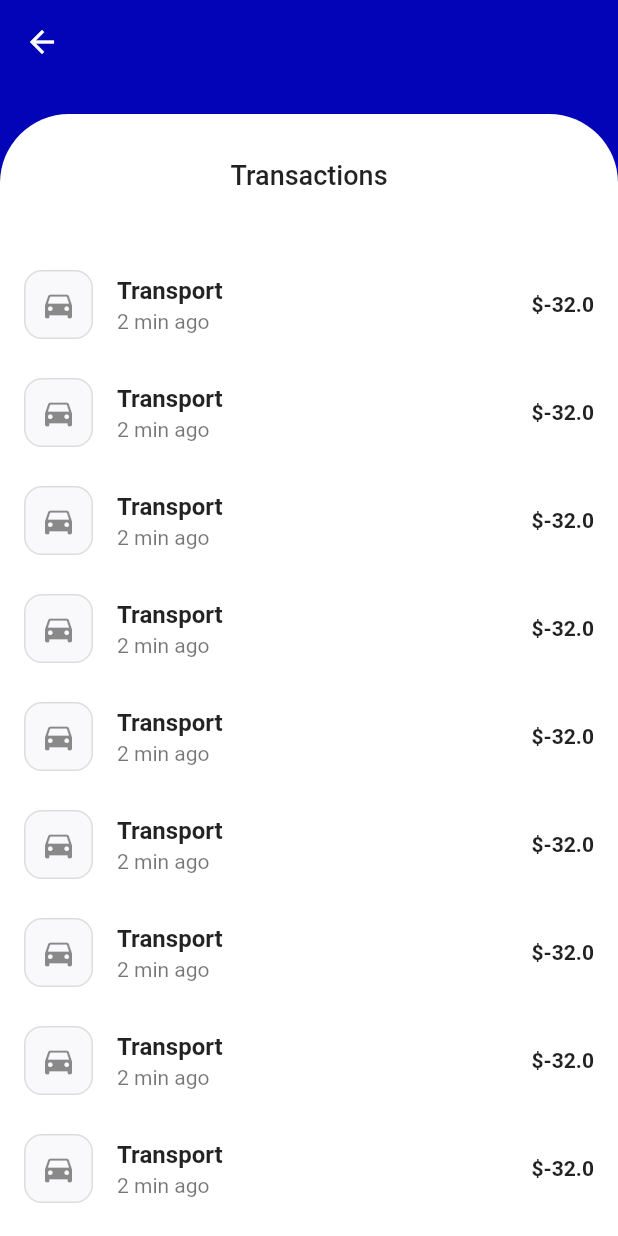
After one commit to sanchezalejandro86/money-tracker, a Flutter app: the screen it shows after launch, after a tap on "View All", on a phone screen of 412 x 824 dp. The commit adds this screen. Run offline on Flutter 3.47's test engine with Material 2 defaults, Android fonts, the phone set to English and light mode, and no system bars; our stand-ins replace flutter_speed_dial.

Commit message:
[WIP ] transactions screen

```diff
--- a/lib/screens/home_screen.dart
+++ b/lib/screens/home_screen.dart
@@ -1,4 +1,5 @@
 import 'package:financeapp/screens/add_expense_screen.dart';
+import 'package:financeapp/screens/transactions_screen.dart';
 import 'package:financeapp/widgets/credit_card.dart';
 import 'package:financeapp/widgets/transaction_tile.dart';
 import 'package:flutter/material.dart';
@@ -95,7 +96,12 @@ class _HomeScreenState extends State<HomeScreen> {
                   Text("Expenses", style: TextStyle(color: Color(0xFF51515F), fontSize: 14, fontWeight: FontWeight.w400),),
                   Container(
                     padding: EdgeInsets.all(8),
-                    child: Text("View All"),
+                    child: InkWell(
+                      child: Text("View All"),
+                      onTap: (){
+                        Navigator.push(context, MaterialPageRoute(builder: (context) => TransactionsScreen()));
+                      },
+                    ),
                     decoration: BoxDecoration(
                       borderRadius: BorderRadius.all(Radius.circular(12)),
                       border: Border.all(width: 1.0, color: Color(0xFFDDDDDD)),
--- /dev/null
+++ b/lib/screens/transactions_screen.dart
@@ -0,0 +1,104 @@
+import 'package:financeapp/widgets/transaction_tile.dart';
+import 'package:flutter/material.dart';
+
+class TransactionsScreen extends StatelessWidget {
+  @override
+  Widget build(BuildContext context) {
+    return Scaffold(
+      appBar: AppBar(
+        elevation: 0,
+        backgroundColor: Color(0xFF0303B7),
+      ),
+      backgroundColor: Color(0xFF0303B7),
+      body: Container(
+          width: double.infinity,
+          margin: EdgeInsets.only(top:20),
+          decoration: BoxDecoration(
+            color: Colors.white,
+            borderRadius: BorderRadius.only(topLeft: Radius.circular(46), topRight: Radius.circular(46)),
+          ),
+          child:
+            Column(
+                crossAxisAlignment: CrossAxisAlignment.center,
+                children: [
+                  SizedBox(height: 30),
+                  Text("Transactions", style: TextStyle(fontWeight: FontWeight.w500, fontSize: 18),),
+                  SizedBox(height: 40),
+                  Expanded(
+                    child: ListView(
+                      children: [
+                        TransactionTile(
+                          icon: Icon(Icons.directions_car),
+                          category: "Transport",
+                          time: "2 min ago",
+                          amount: -32,
+                        ),
+                        TransactionTile(
+                          icon: Icon(Icons.directions_car),
+                          category: "Transport",
+                          time: "2 min ago",
+                          amount: -32,
+                        ),
+                        TransactionTile(
+                          icon: Icon(Icons.directions_car),
+                          category: "Transport",
+                          time: "2 min ago",
+                          amount: -32,
+                        ),
+                        TransactionTile(
+                          icon: Icon(Icons.directions_car),
+                          category: "Transport",
+                          time: "2 min ago",
+                          amount: -32,
+                        ),
+                        TransactionTile(
+                          icon: Icon(Icons.directions_car),
+                          category: "Transport",
+                          time: "2 min ago",
+                          amount: -32,
+                        ),
+                        TransactionTile(
+                          icon: Icon(Icons.directions_car),
+                          category: "Transport",
+                          time: "2 min ago",
+                          amount: -32,
+                        ),
+                        TransactionTile(
+                          icon: Icon(Icons.directions_car),
+                          category: "Transport",
+                          time: "2 min ago",
+                          amount: -32,
+                        ),
+                        TransactionTile(
+                          icon: Icon(Icons.directions_car),
+                          category: "Transport",
+                          time: "2 min ago",
+                          amount: -32,
+                        ),
+                        TransactionTile(
+                          icon: Icon(Icons.directions_car),
+                          category: "Transport",
+                          time: "2 min ago",
+                          amount: -32,
+                        ),
+                        TransactionTile(
+                          icon: Icon(Icons.directions_car),
+                          category: "Transport",
+                          time: "2 min ago",
+                          amount: -32,
+                        ),
+                        TransactionTile(
+                          icon: Icon(Icons.directions_car),
+                          category: "Transport",
+                          time: "2 min ago",
+                          amount: -32,
+                        ),
+                      ],
+                ),
+                  ),
+              ]
+            ),
+      ),
+    );
+  }
+}
```
